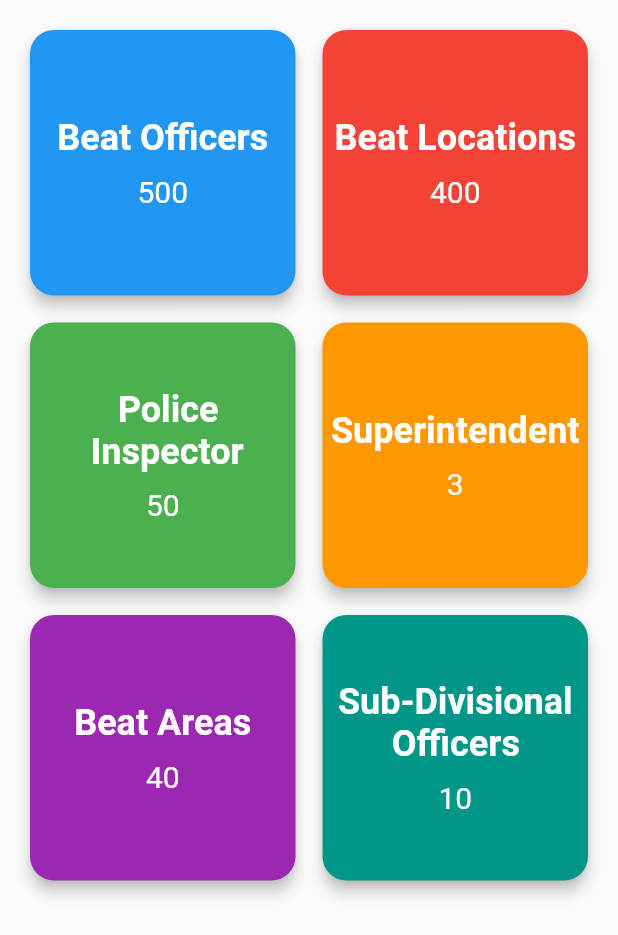
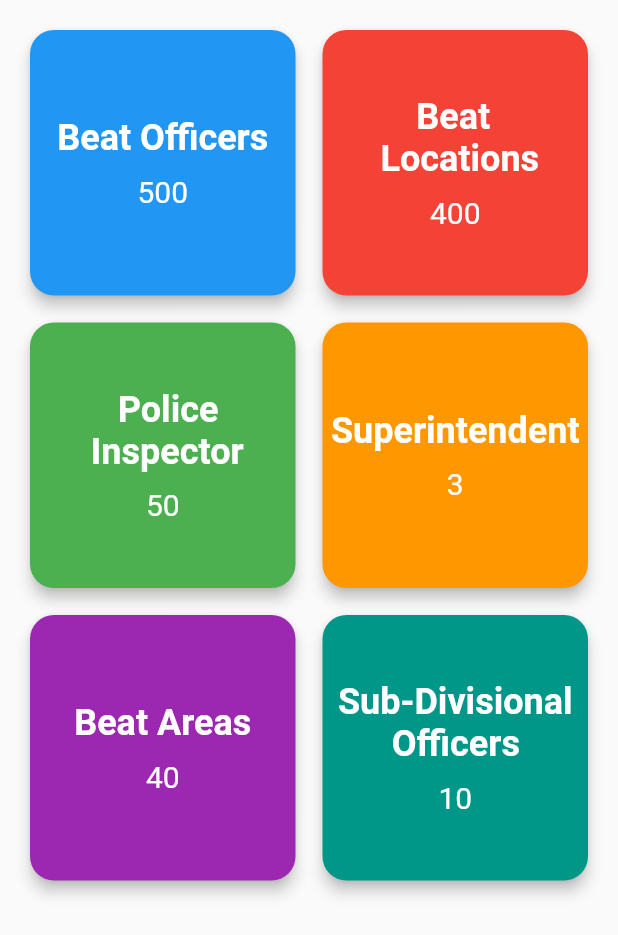
Before and after one commit to Samrudh12602/ebeatgoa, a Flutter app: the Home screen opened directly, on a phone screen of 412 x 824 dp. Shown: the top 935 px of the screen. Run offline on Flutter 3.47's test engine with Material 2 defaults, Android fonts, the light colour scheme and no system bars; our stand-ins replace cloud_firestore, firebase_auth, firebase_core, firebase_storage, geolocator, google_maps_flutter and 1 more; accounts and stored records are empty.

Commit message:
Merge remote-tracking branch 'origin/main'

```diff
--- a/lib/home.dart
+++ b/lib/home.dart
@@ -177,7 +177,8 @@ class Home extends StatelessWidget {
                     Colors.blue,
                   ),
                   _buildCard(
-                    'Beat Locations',
+                    '     Beat\n'
+                    ' Locations',
                     numBeatLocations.toString(),
                     Colors.red,
                   ),
```
